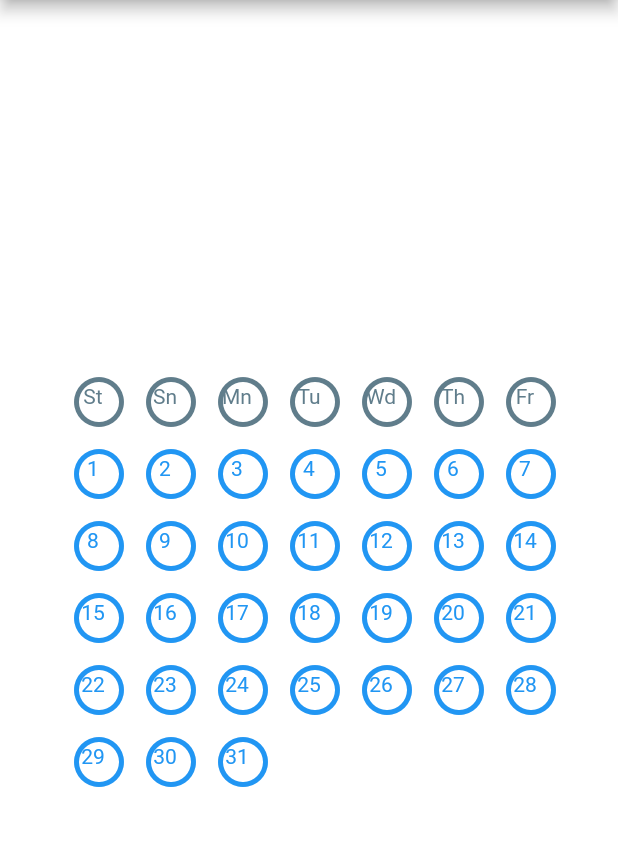
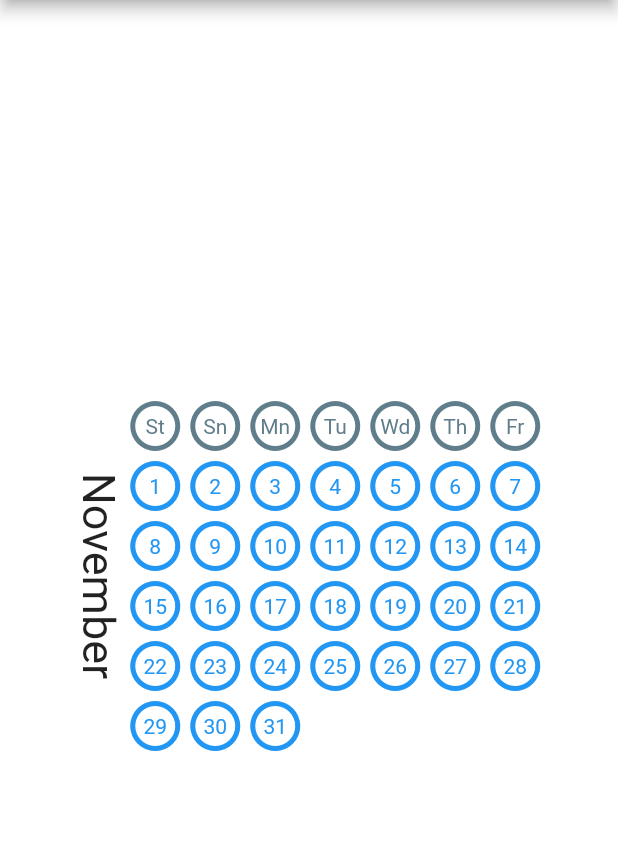
Before and after one commit to mhussin2008/mycustomcalendar, a Flutter app: the screen it shows after launch, on a phone screen of 412 x 824 dp, the part 84-930 px from its top. Run offline on Flutter 3.47's test engine with Material 2 defaults, Android fonts, the phone set to English and light mode, and no system bars.

Commit message:
Merge remote-tracking branch 'origin/master'

```diff
--- a/lib/mycalendar.dart
+++ b/lib/mycalendar.dart
@@ -23,13 +23,24 @@ class MyCalendar extends StatelessWidget {
       }
     }
 
-    return Column(
-        mainAxisAlignment: MainAxisAlignment.center,
-        children:
-        Constants.widgetList.map((e) => Row(
-          mainAxisAlignment:MainAxisAlignment.center ,
-          children: e,)).toList()
+    return Row(
+      mainAxisAlignment: MainAxisAlignment.center,
+      children: [
+      RotatedBox(
+      quarterTurns: 1,
+      child: Text('November',
+      style: TextStyle(fontSize: 30),),
+    ),
+        Column(
+            mainAxisAlignment: MainAxisAlignment.center,
+            children:
+            Constants.widgetList.map((e) => Row(
+              mainAxisAlignment:MainAxisAlignment.center ,
 
+              children: e,)).toList()
+
+        ),
+      ],
     );
   }
 }
--- a/lib/single_day.dart
+++ b/lib/single_day.dart
@@ -13,9 +13,13 @@ class SingleDay extends StatelessWidget {
       alignment: Alignment.center,
 
       children: [
-        IconButton(
-
-           alignment: Alignment.centerLeft
+        SizedBox(
+          width: 40,
+          height: 40,
+          child: IconButton(
+            padding: EdgeInsets.all(0.0)
+            ,
+             alignment: Alignment.center
             ,
           color: Constants.sColors[pos],
             onPressed: () {
@@ -24,6 +28,7 @@ class SingleDay extends StatelessWidget {
             icon: const Icon(
                 size:40,
                 Icons.circle_outlined),
+          ),
         ),
         Text(num
                 ,
```
Lines whose indentation alone changed are shown as unchanged.
